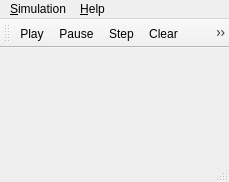
Old version of the form controller.ui in the repository mariomartinezm/QtCaPso.
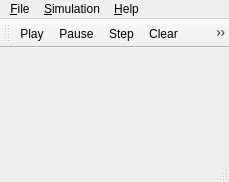
New version of the form. Icons and pictures are not drawn.

Commit message:
Add export bitmap function to controller
- The controller presents a File menu, from where the user can choose
  the export bitmap submenu to save the lattice as a png image.

```diff
--- a/controller.ui
+++ b/controller.ui
@@ -60,6 +60,13 @@
      <string>&amp;Help</string>
     </property>
    </widget>
+   <widget class="QMenu" name="menu_File">
+    <property name="title">
+     <string>&amp;File</string>
+    </property>
+    <addaction name="actionExportBitmap"/>
+   </widget>
+   <addaction name="menu_File"/>
    <addaction name="menu_Simulation"/>
    <addaction name="menu_Help"/>
   </widget>
```
Left out of the diff: 8 changed lines with no effect on the pictures. The commit also changes 4 other files.
